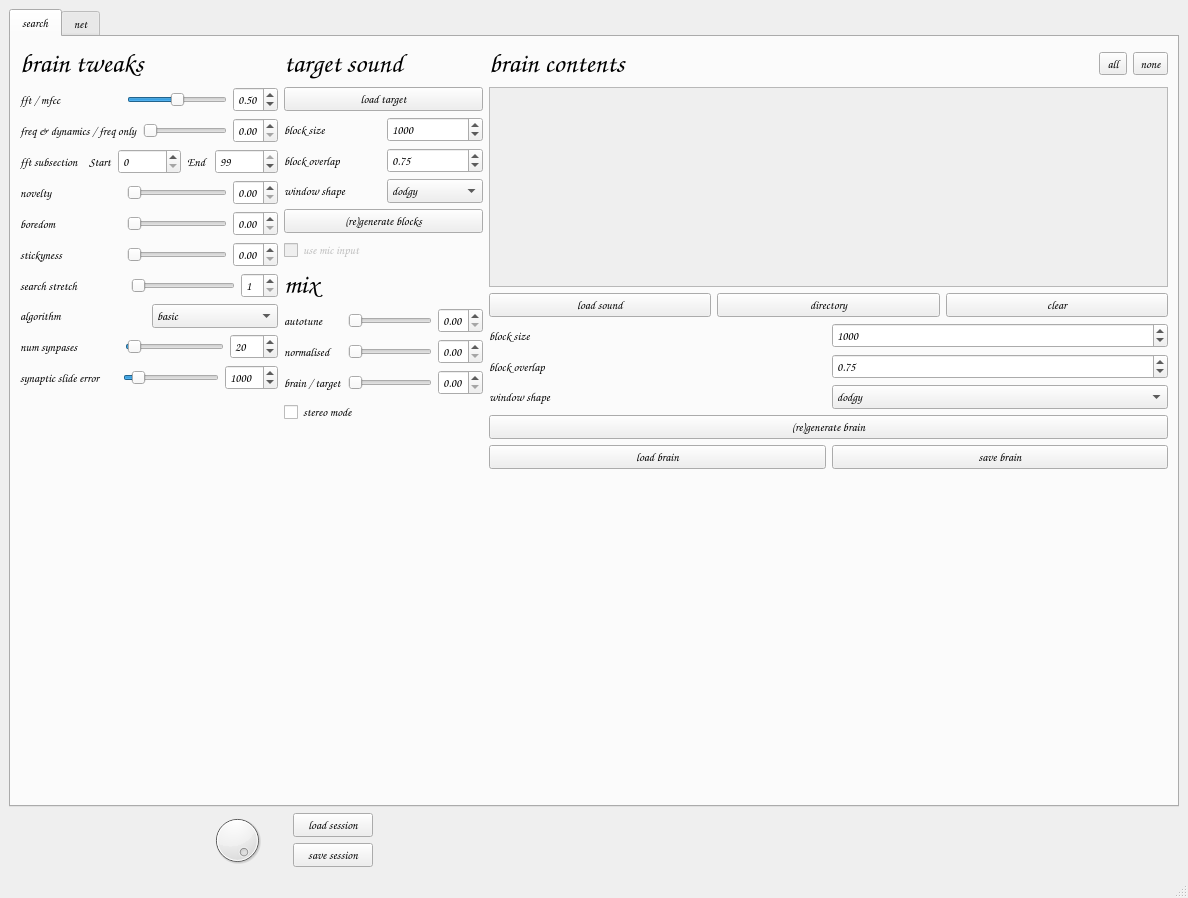
aeiouaeiouaeiouaeiouaeiouaeiou/samplebrain, file gui/samplebrain.ui: the form before one commit.
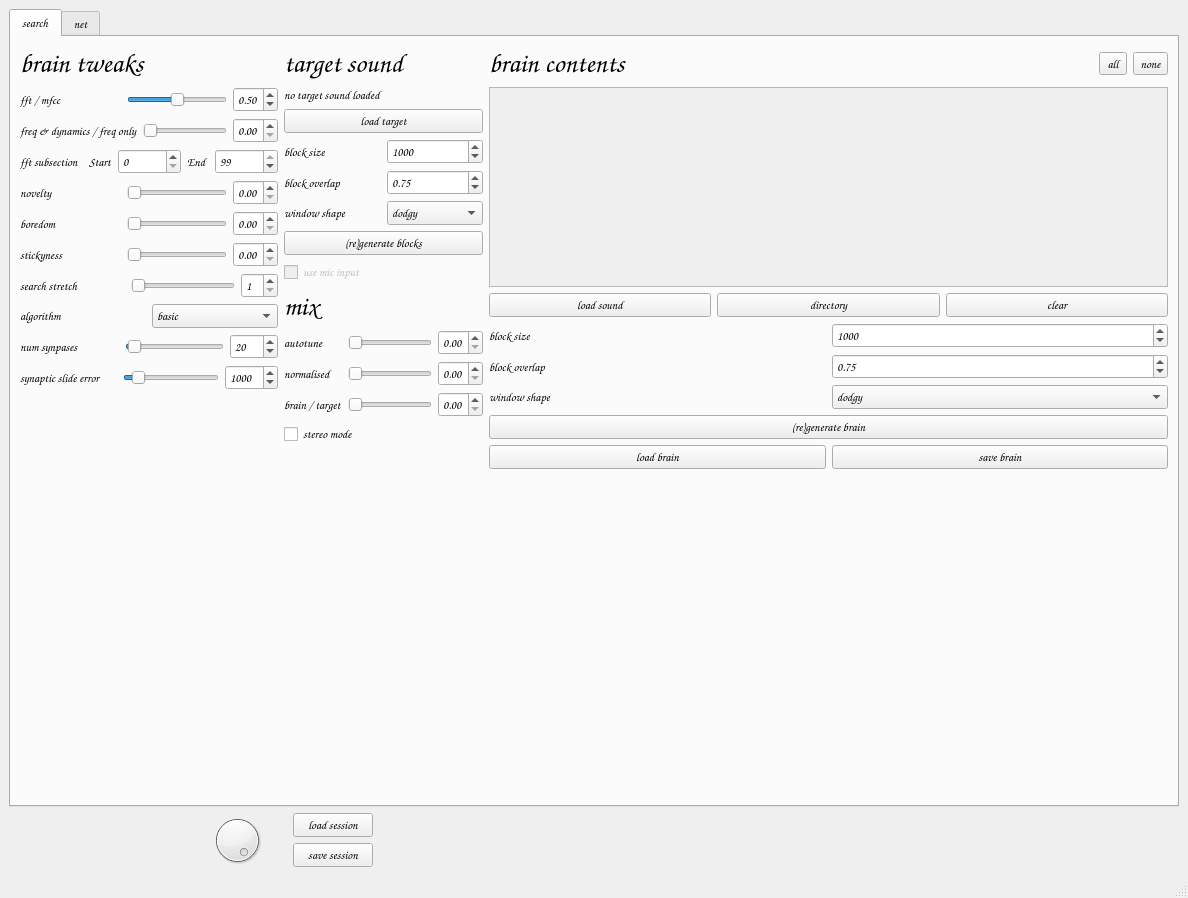
The form after the commit. Icons and pictures are not drawn.

Commit message: added target filename to GUI - not adding brain session or directory as less need for it/more clutter... partially fixes: #76

The edit to the form file:
```diff
--- a/gui/samplebrain.ui
+++ b/gui/samplebrain.ui
@@ -728,6 +728,13 @@
             </property>
            </widget>
           </item>
+          <item>
+           <widget class="QLabel" name="labelTargetSound">
+            <property name="text">
+             <string>no target sound loaded</string>
+            </property>
+           </widget>
+          </item>
           <item>
            <widget class="QPushButton" name="pushButtonLoadTarget">
             <property name="font">
@@ -1112,8 +1119,8 @@
             </property>
             <property name="sizeHint" stdset="0">
              <size>
-              <width>20</width>
-              <height>40</height>
+              <width>17</width>
+              <height>13</height>
              </size>
             </property>
            </spacer>
```
The commit also changes 2 other files.
